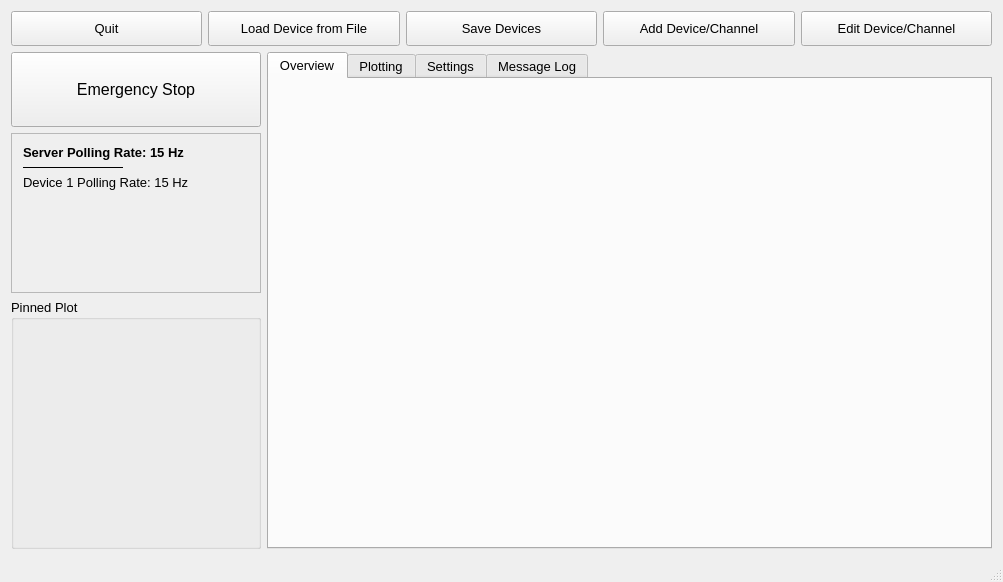
The window that Software/ControlSystem/qt/designer/MainWindow.ui (DanielWinklehner/Ion-Source-Control-System) describes before a commit, drawn with Qt 5.
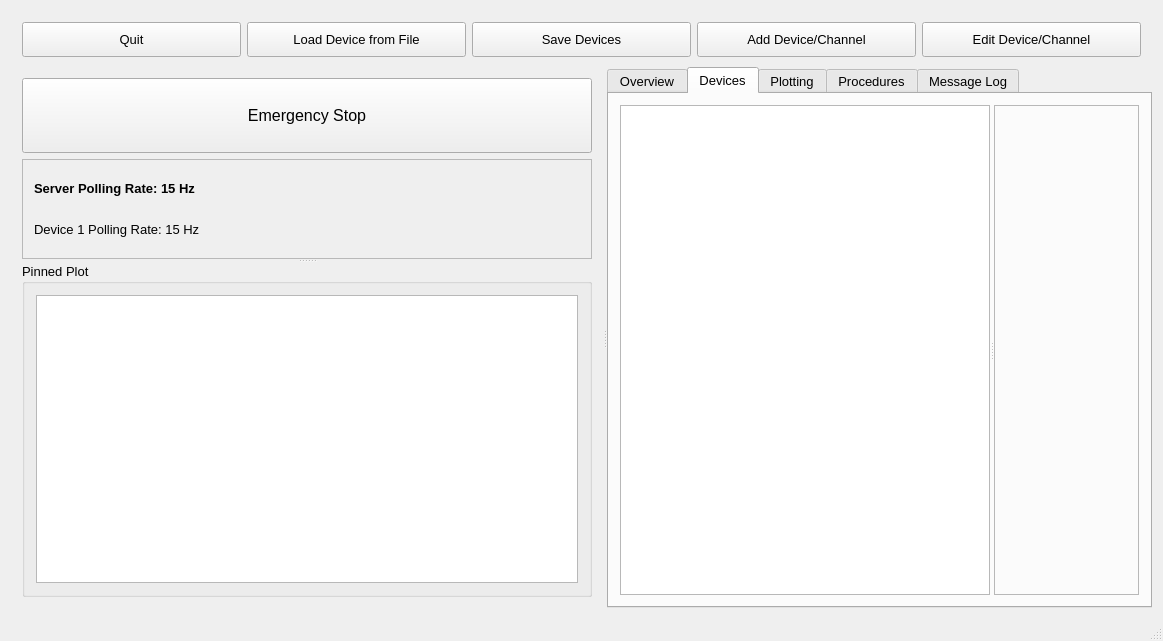
The same window after the commit. The open tabs and pages were chosen to show the change. Custom widgets are drawn as their Qt base class.

Diff of the .ui file:
```diff
--- a/Software/ControlSystem/qt/designer/MainWindow.ui
+++ b/Software/ControlSystem/qt/designer/MainWindow.ui
@@ -6,8 +6,8 @@
    <rect>
     <x>0</x>
     <y>0</y>
-    <width>1003</width>
-    <height>582</height>
+    <width>1163</width>
+    <height>641</height>
    </rect>
   </property>
   <property name="windowTitle">
@@ -17,9 +17,15 @@
    <bool>false</bool>
   </property>
   <widget class="QWidget" name="centralWidget">
-   <layout class="QGridLayout" name="gridLayout_2">
-    <item row="0" column="0">
+   <layout class="QVBoxLayout" name="verticalLayout">
+    <item>
      <widget class="QFrame" name="frame">
+      <property name="maximumSize">
+       <size>
+        <width>16777215</width>
+        <height>50</height>
+       </size>
+      </property>
       <property name="frameShape">
        <enum>QFrame::NoFrame</enum>
       </property>
@@ -29,19 +35,7 @@
       <property name="lineWidth">
        <number>1</number>
       </property>
-      <layout class="QHBoxLayout" name="horizontalLayout_2">
-       <property name="leftMargin">
-        <number>0</number>
-       </property>
-       <property name="topMargin">
-        <number>0</number>
-       </property>
-       <property name="rightMargin">
-        <number>0</number>
-       </property>
-       <property name="bottomMargin">
-        <number>0</number>
-       </property>
+      <layout class="QHBoxLayout" name="horizontalLayout">
        <item>
         <widget class="QPushButton" name="btnQuit">
          <property name="minimumSize">
@@ -150,28 +144,11 @@
       </layout>
      </widget>
     </item>
-    <item row="1" column="0">
-     <widget class="QFrame" name="frame_4">
-      <property name="frameShape">
-       <enum>QFrame::NoFrame</enum>
-      </property>
-      <property name="frameShadow">
-       <enum>QFrame::Raised</enum>
-      </property>
-      <layout class="QHBoxLayout" name="horizontalLayout">
-       <property name="leftMargin">
-        <number>0</number>
-       </property>
-       <property name="topMargin">
-        <number>0</number>
-       </property>
-       <property name="rightMargin">
-        <number>0</number>
-       </property>
-       <property name="bottomMargin">
-        <number>0</number>
-       </property>
        <item>
+     <widget class="QSplitter" name="splitter_2">
+      <property name="orientation">
+       <enum>Qt::Horizontal</enum>
+      </property>
         <widget class="QFrame" name="frame_3">
          <property name="minimumSize">
           <size>
@@ -181,7 +158,7 @@
          </property>
          <property name="maximumSize">
           <size>
-           <width>250</width>
+         <width>16777215</width>
            <height>16777215</height>
           </size>
          </property>
@@ -198,19 +175,35 @@
           <enum>QFrame::Raised</enum>
          </property>
          <layout class="QGridLayout" name="gridLayout_3">
-          <property name="leftMargin">
-           <number>0</number>
+        <item row="0" column="0">
+         <widget class="QPushButton" name="btnStop">
+          <property name="sizePolicy">
+           <sizepolicy hsizetype="Minimum" vsizetype="Fixed">
+            <horstretch>0</horstretch>
+            <verstretch>0</verstretch>
+           </sizepolicy>
           </property>
-          <property name="topMargin">
-           <number>0</number>
+          <property name="minimumSize">
+           <size>
+            <width>0</width>
+            <height>75</height>
+           </size>
           </property>
-          <property name="rightMargin">
-           <number>0</number>
+          <property name="font">
+           <font>
+            <pointsize>12</pointsize>
+           </font>
           </property>
-          <property name="bottomMargin">
-           <number>0</number>
+          <property name="text">
+           <string>Emergency Stop</string>
           </property>
+         </widget>
+        </item>
           <item row="1" column="0">
+         <widget class="QSplitter" name="splitter_3">
+          <property name="orientation">
+           <enum>Qt::Vertical</enum>
+          </property>
            <widget class="QFrame" name="fmPollRates">
             <property name="sizePolicy">
              <sizepolicy hsizetype="Minimum" vsizetype="Preferred">
@@ -226,7 +219,7 @@
             </property>
             <property name="maximumSize">
              <size>
-              <width>250</width>
+             <width>16777215</width>
               <height>16777215</height>
              </size>
             </property>
@@ -236,11 +229,8 @@
             <property name="frameShadow">
              <enum>QFrame::Plain</enum>
             </property>
-            <layout class="QFormLayout" name="formLayout">
-             <property name="sizeConstraint">
-              <enum>QLayout::SetDefaultConstraint</enum>
-             </property>
-             <item row="0" column="0">
+           <layout class="QVBoxLayout" name="verticalLayout_2">
+            <item>
               <widget class="QLabel" name="lblServPoll">
                <property name="font">
                 <font>
@@ -254,7 +244,7 @@
                </property>
               </widget>
              </item>
-             <item row="2" column="0">
+            <item>
               <widget class="QLabel" name="label_2">
                <property name="font">
                 <font>
@@ -266,64 +256,19 @@
                </property>
               </widget>
              </item>
-             <item row="1" column="0">
-              <widget class="Line" name="hlineSep">
-               <property name="minimumSize">
-                <size>
-                 <width>100</width>
-                 <height>0</height>
-                </size>
-               </property>
-               <property name="frameShadow">
-                <enum>QFrame::Plain</enum>
-               </property>
-               <property name="lineWidth">
-                <number>1</number>
-               </property>
-               <property name="orientation">
-                <enum>Qt::Horizontal</enum>
-               </property>
-              </widget>
-             </item>
-            </layout>
-           </widget>
-          </item>
-          <item row="0" column="0">
-           <widget class="QPushButton" name="btnStop">
-            <property name="sizePolicy">
-             <sizepolicy hsizetype="Minimum" vsizetype="Fixed">
-              <horstretch>0</horstretch>
-              <verstretch>0</verstretch>
-             </sizepolicy>
-            </property>
-            <property name="minimumSize">
-             <size>
-              <width>0</width>
-              <height>75</height>
-             </size>
-            </property>
-            <property name="font">
-             <font>
-              <pointsize>12</pointsize>
-             </font>
-            </property>
-            <property name="text">
-             <string>Emergency Stop</string>
-            </property>
-           </widget>
-          </item>
-          <item row="2" column="0">
+           </layout>
+          </widget>
            <widget class="QGroupBox" name="gbPinnedPlot">
             <property name="minimumSize">
              <size>
-              <width>250</width>
+             <width>0</width>
               <height>250</height>
              </size>
             </property>
             <property name="maximumSize">
              <size>
-              <width>250</width>
-              <height>250</height>
+             <width>16777215</width>
+             <height>16777215</height>
              </size>
             </property>
             <property name="font">
@@ -334,12 +279,16 @@
             <property name="title">
              <string>Pinned Plot</string>
             </property>
-           </widget>
+           <layout class="QGridLayout" name="gridLayout_7">
+            <item row="0" column="0">
+             <widget class="PlotWidget" name="pltPinned"/>
           </item>
          </layout>
         </widget>
-       </item>
-       <item>
+         </widget>
+        </item>
+       </layout>
+      </widget>
         <widget class="QTabWidget" name="tabMain">
          <property name="sizePolicy">
           <sizepolicy hsizetype="Expanding" vsizetype="Expanding">
@@ -349,7 +298,7 @@
          </property>
          <property name="minimumSize">
           <size>
-           <width>700</width>
+         <width>500</width>
            <height>450</height>
           </size>
          </property>
@@ -362,33 +311,94 @@
           <enum>QTabWidget::Rounded</enum>
          </property>
          <property name="currentIndex">
-          <number>1</number>
-         </property>
-         <widget class="QWidget" name="tab">
+        <number>0</number>
+       </property>
+       <widget class="QWidget" name="overview">
           <attribute name="title">
            <string>Overview</string>
           </attribute>
-         </widget>
-         <widget class="QWidget" name="tab_2">
+        <layout class="QGridLayout" name="gridLayout_2">
+         <item row="0" column="0">
+          <widget class="QFrame" name="fmOverview">
+           <property name="frameShape">
+            <enum>QFrame::StyledPanel</enum>
+           </property>
+           <property name="frameShadow">
+            <enum>QFrame::Raised</enum>
+           </property>
+          </widget>
+         </item>
+        </layout>
+       </widget>
+       <widget class="QWidget" name="devices">
+        <attribute name="title">
+         <string>Devices</string>
+        </attribute>
+        <layout class="QGridLayout" name="gridLayout_6">
+         <item row="0" column="0">
+          <widget class="QSplitter" name="splitter">
+           <property name="orientation">
+            <enum>Qt::Horizontal</enum>
+           </property>
+           <widget class="QColumnView" name="columnView">
+            <property name="minimumSize">
+             <size>
+              <width>100</width>
+              <height>0</height>
+             </size>
+            </property>
+            <property name="verticalScrollMode">
+             <enum>QAbstractItemView::ScrollPerItem</enum>
+            </property>
+           </widget>
+           <widget class="QFrame" name="frame_2">
+            <property name="minimumSize">
+             <size>
+              <width>100</width>
+              <height>0</height>
+             </size>
+            </property>
+            <property name="frameShape">
+             <enum>QFrame::StyledPanel</enum>
+            </property>
+            <property name="frameShadow">
+             <enum>QFrame::Raised</enum>
+            </property>
+           </widget>
+          </widget>
+         </item>
+        </layout>
+       </widget>
+       <widget class="QWidget" name="plotting">
           <attribute name="title">
            <string>Plotting</string>
           </attribute>
-         </widget>
-         <widget class="QWidget" name="tab_3">
+        <layout class="QGridLayout" name="gridLayout_5">
+         <item row="0" column="0">
+          <widget class="PlotWidget" name="pltDefault"/>
+         </item>
+        </layout>
+       </widget>
+       <widget class="QWidget" name="procedures">
           <attribute name="title">
-           <string>Settings</string>
-          </attribute>
-         </widget>
-         <widget class="QWidget" name="tab_4">
+         <string>Procedures</string>
+        </attribute>
+       </widget>
+       <widget class="QWidget" name="log">
           <attribute name="title">
            <string>Message Log</string>
           </attribute>
-         </widget>
+        <layout class="QGridLayout" name="gridLayout">
+         <item row="0" column="0">
+          <widget class="QTextEdit" name="txtMessageLog">
+           <property name="readOnly">
+            <bool>true</bool>
+           </property>
         </widget>
        </item>
       </layout>
-      <zorder>tabMain</zorder>
-      <zorder>frame_3</zorder>
+       </widget>
+      </widget>
      </widget>
     </item>
    </layout>
@@ -396,6 +406,13 @@
   <widget class="QStatusBar" name="statusBar"/>
  </widget>
  <layoutdefault spacing="6" margin="11"/>
+ <customwidgets>
+  <customwidget>
+   <class>PlotWidget</class>
+   <extends>QGraphicsView</extends>
+   <header>pyqtgraph</header>
+  </customwidget>
+ </customwidgets>
  <resources/>
  <connections/>
 </ui>
```
Lines whose indentation alone changed are shown as unchanged.
